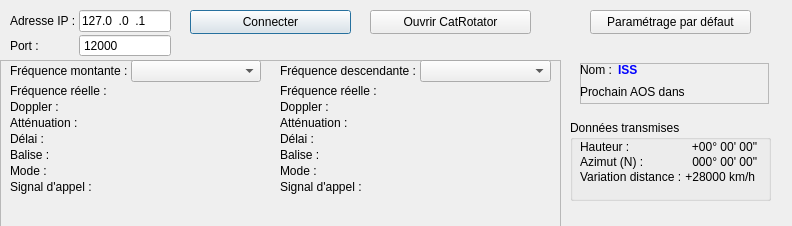
mconsidine/previsat_archive, file src/interface/onglets/antenne/antenne.ui: the form before one commit.
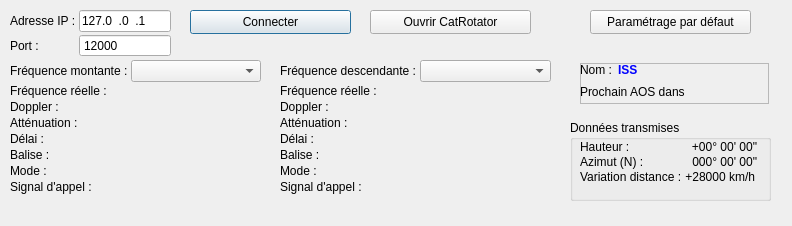
The form after the commit.

Patch:
```diff
--- a/src/interface/onglets/antenne/antenne.ui
+++ b/src/interface/onglets/antenne/antenne.ui
@@ -13,6 +13,12 @@
   <property name="windowTitle">
    <string notr="true">Frame</string>
   </property>
+  <property name="frameShape">
+   <enum>QFrame::NoFrame</enum>
+  </property>
+  <property name="frameShadow">
+   <enum>QFrame::Plain</enum>
+  </property>
   <widget class="QWidget" name="formLayoutWidget_81">
    <property name="geometry">
     <rect>
@@ -211,10 +217,10 @@
     </rect>
    </property>
    <property name="frameShape">
-    <enum>QFrame::StyledPanel</enum>
+    <enum>QFrame::NoFrame</enum>
    </property>
    <property name="frameShadow">
-    <enum>QFrame::Raised</enum>
+    <enum>QFrame::Plain</enum>
    </property>
    <widget class="QWidget" name="formLayoutWidget_84">
     <property name="geometry">
```
